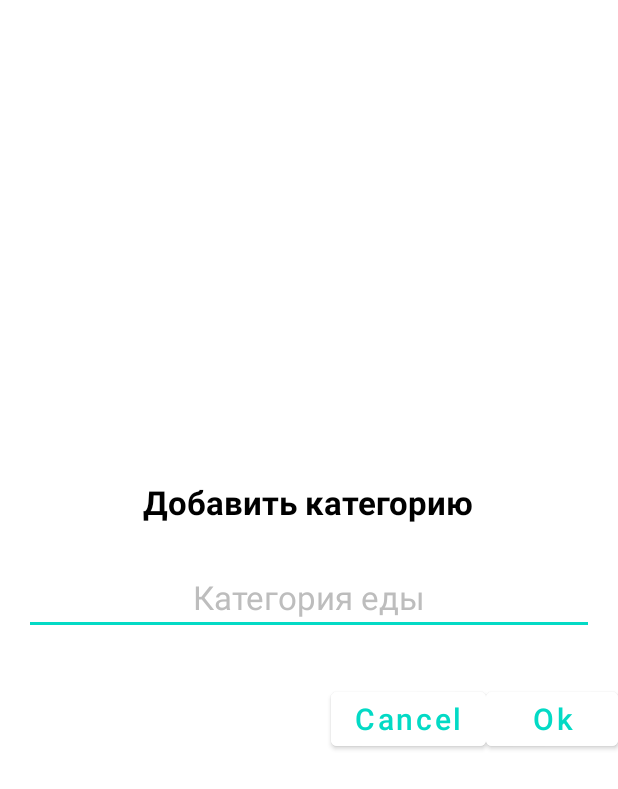
After one commit to Koles1985/My_Fitness, an Android app: the layout activity_category_dialog.xml on its own in the app's theme, with its tools: preview values and no code run, on a phone screen of 412 x 824 dp. The commit adds this screen. Shown: the top 789 px of the screen. Run offline under Robolectric (Android 15) with nearby library versions, the phone set to English and light mode, and no system bars.

Commit message:
add more

```diff
--- a/app/src/main/AndroidManifest.xml
+++ b/app/src/main/AndroidManifest.xml
@@ -14,8 +14,12 @@
         android:theme="@style/Theme.MyFitness"
         tools:targetApi="31">
         <activity
-            android:name=".AddFoodCategoryActivity"
+            android:name=".dishes_activities.DishesActivity"
             android:exported="false" />
+        <activity
+            android:name=".dialogs.CategoryDialogActivity"
+            android:exported="false"
+            android:theme="@style/Theme.AppCompat.Light.Dialog.Alert" />
         <activity
             android:name=".CaloriesActivity"
             android:exported="false" />
--- /dev/null
+++ b/app/src/main/res/layout/activity_category_dialog.xml
@@ -0,0 +1,68 @@
+<?xml version="1.0" encoding="utf-8"?>
+<LinearLayout xmlns:android="http://schemas.android.com/apk/res/android"
+    xmlns:tools="http://schemas.android.com/tools"
+    android:layout_width="match_parent"
+    android:layout_height="match_parent"
+    android:orientation="vertical"
+    android:gravity="center"
+    tools:context=".dialogs.CategoryDialogActivity">
+
+    <TextView
+        android:layout_width="wrap_content"
+        android:layout_height="wrap_content"
+        android:textSize="22sp"
+        android:textColor="@color/black"
+        android:textStyle="bold"
+        android:text="@string/add_category"
+        android:layout_marginBottom="16sp"/>
+
+    <EditText
+        android:id="@+id/editText_addCategoryDialog"
+        android:layout_width="match_parent"
+        android:layout_height="wrap_content"
+        android:layout_marginLeft="16dp"
+        android:layout_marginRight="16dp"
+        android:layout_marginTop="8dp"
+        android:layout_marginBottom="16dp"
+        android:inputType="text"
+        android:ems="20"
+        android:textColorHint="@color/gray"
+        android:hint="@string/food_category"
+        android:textAlignment="center"
+        android:textColor="@color/black"
+        android:textSize="22sp"
+        tools:ignore="Autofill" />
+
+    <LinearLayout
+        android:layout_width="match_parent"
+        android:layout_height="wrap_content"
+        android:orientation="horizontal"
+        android:gravity="end"
+        android:layout_marginTop="16dp">
+
+        <Button
+            android:id="@+id/addDialog_Cancel"
+            style="?android:attr/alertDialogStyle"
+            android:layout_width="wrap_content"
+            android:layout_height="wrap_content"
+            android:backgroundTint="@color/white"
+            android:text="@string/Cancel"
+            android:textAllCaps="false"
+            android:textColor="@color/teal_200"
+            android:textSize="20sp" />
+
+        <Button
+            android:id="@+id/addDialog_Ok"
+            android:layout_width="wrap_content"
+            android:layout_height="wrap_content"
+            android:backgroundTint="@color/white"
+            android:textColor="@color/teal_200"
+            android:textSize="20sp"
+            android:textAllCaps="false"
+            android:text="@string/Ok"
+            style="?android:attr/alertDialogStyle"/>
+    </LinearLayout>
+
+
+
+</LinearLayout>
--- a/app/src/main/res/values/strings.xml
+++ b/app/src/main/res/values/strings.xml
@@ -9,6 +9,8 @@
     <string name="food_category">Категория еды</string>
     <string name="add">Добавить</string>
     <string name="add_category">Добавить категорию</string>
+    <string name="Ok">Ok</string>
+    <string name="Cancel">Cancel</string>
 
     <string-array name="food">
         <item>Мясо</item>
```
Also changed, not shown: app/build.gradle (+7 -0 lines), app/src/main/java/com/koles/myfitness/AddCategoryDialog.java (deleted, +0 -38 lines), app/src/main/java/com/koles/myfitness/AddFoodCategoryActivity.java (deleted, +0 -14 lines), app/src/main/java/com/koles/myfitness/CaloriesActivity.java (+44 -13 lines), app/src/main/java/com/koles/myfitness/dialogs/CategoryDialogActivity.java (added, +56 -0 lines), app/src/main/java/com/koles/myfitness/dishes_activities/Dish.java (added, +38 -0 lines), app/src/main/java/com/koles/myfitness/dishes_activities/DishesActivity.java (added, +30 -0 lines), app/src/main/java/com/koles/myfitness/dishes_activities/ListsDishes.java (added, +48 -0 lines), app/src/main/res/layout/activity_add_food_category.xml (deleted, +0 -28 lines), app/src/main/res/layout/activity_calories.xml (+3 -4 lines), app/src/main/res/layout/activity_dishes.xml (added, +8 -0 lines).
